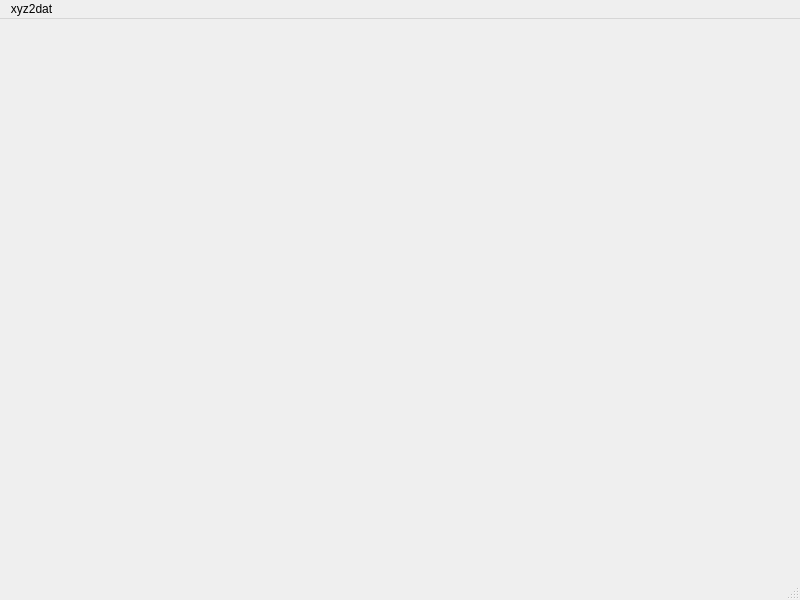
This is xyz2dat.ui in Jason85wang/xyz2n as Qt 5 draws it before an edit. The edited form follows.
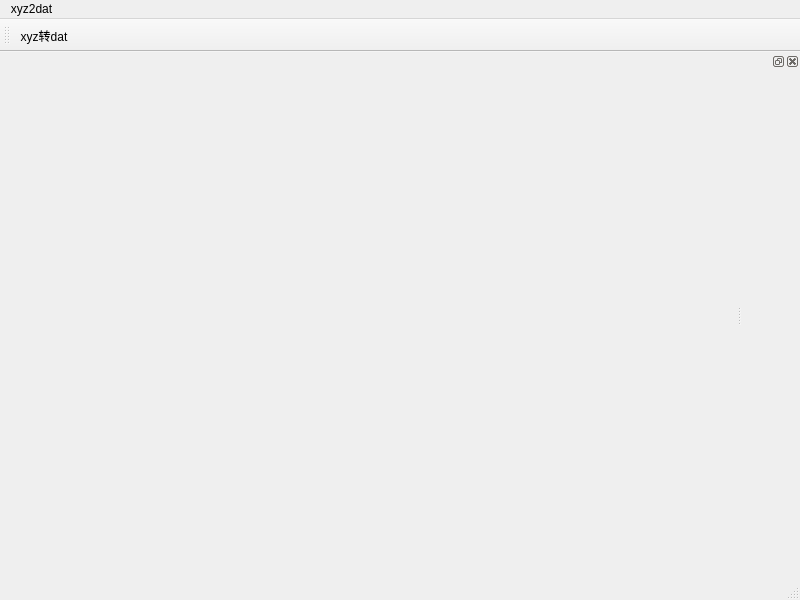
This is the edited form. Icons and pictures are not drawn.

```diff
--- a/xyz2dat.ui
+++ b/xyz2dat.ui
@@ -34,9 +34,40 @@
    <addaction name="menuxyz2dat"/>
   </widget>
   <widget class="QStatusBar" name="statusbar"/>
-  <action name="actionxyz2dat">
+  <widget class="QToolBar" name="toolBar">
+   <property name="windowTitle">
+    <string>toolBar</string>
+   </property>
+   <property name="autoFillBackground">
+    <bool>true</bool>
+   </property>
+   <property name="toolButtonStyle">
+    <enum>Qt::ToolButtonTextBesideIcon</enum>
+   </property>
+   <attribute name="toolBarArea">
+    <enum>TopToolBarArea</enum>
+   </attribute>
+   <attribute name="toolBarBreak">
+    <bool>false</bool>
+   </attribute>
+   <addaction name="Action_axyz2dat"/>
+  </widget>
+  <widget class="QDockWidget" name="dockWidget">
+   <attribute name="dockWidgetArea">
+    <number>2</number>
+   </attribute>
+   <widget class="QWidget" name="dockWidgetContents"/>
+  </widget>
+  <action name="Action_axyz2dat">
+   <property name="icon">
+    <iconset resource="res.qrc">
+     <normaloff>:/ico/res/logo_xyz.ico</normaloff>:/ico/res/logo_xyz.ico</iconset>
+   </property>
    <property name="text">
-    <string>xyz2n</string>
+    <string>xyz转dat</string>
+   </property>
+   <property name="toolTip">
+    <string>xyz转dat</string>
    </property>
   </action>
   <action name="actiondat2xyz">
```
Left out of the diff: 10 changed lines with no effect on the pictures.
